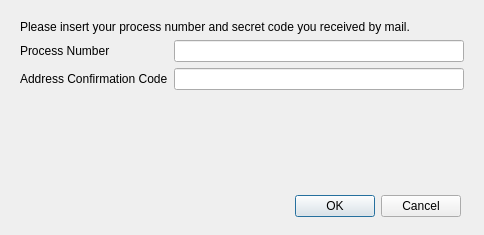
First picture: the form in pteid-mw-pt/_src/eidmw/eidgui/ChangeAddressDialog.ui, repository amagovpt/autenticacao.gov, before the edit.
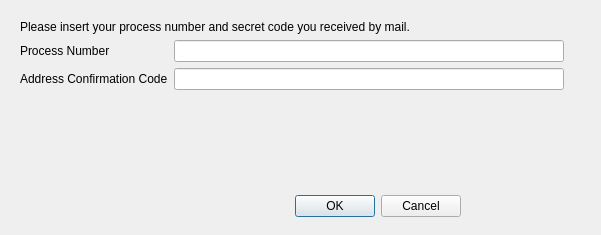
Second picture: the form after the edit.

Patch:
```diff
--- a/pteid-mw-pt/_src/eidmw/eidgui/ChangeAddressDialog.ui
+++ b/pteid-mw-pt/_src/eidmw/eidgui/ChangeAddressDialog.ui
@@ -6,7 +6,7 @@
    <rect>
     <x>0</x>
     <y>0</y>
-    <width>484</width>
+    <width>601</width>
     <height>235</height>
    </rect>
   </property>
@@ -34,7 +34,7 @@
     <rect>
      <x>20</x>
      <y>20</y>
-     <width>444</width>
+     <width>544</width>
      <height>141</height>
     </rect>
    </property>
```
Left out of the diff: 35 changed lines with no effect on the pictures.
